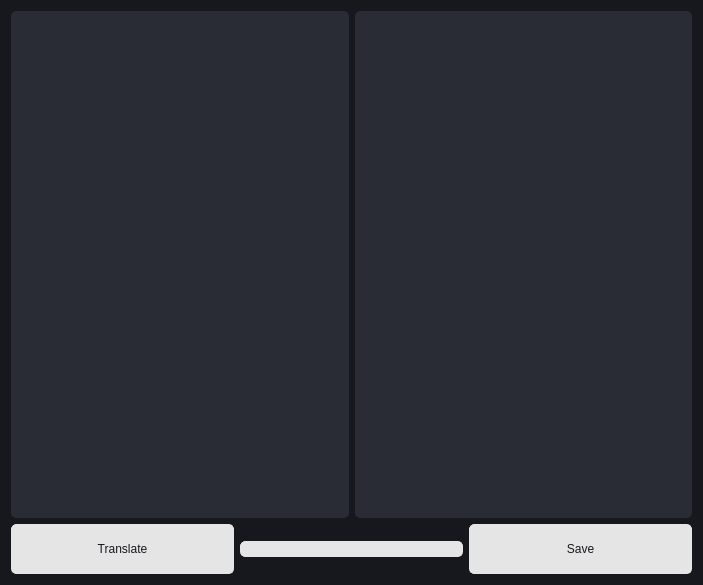
Old version of the form ui/translate_clipboard.ui in the repository MarwanMagdy0/EHelper.
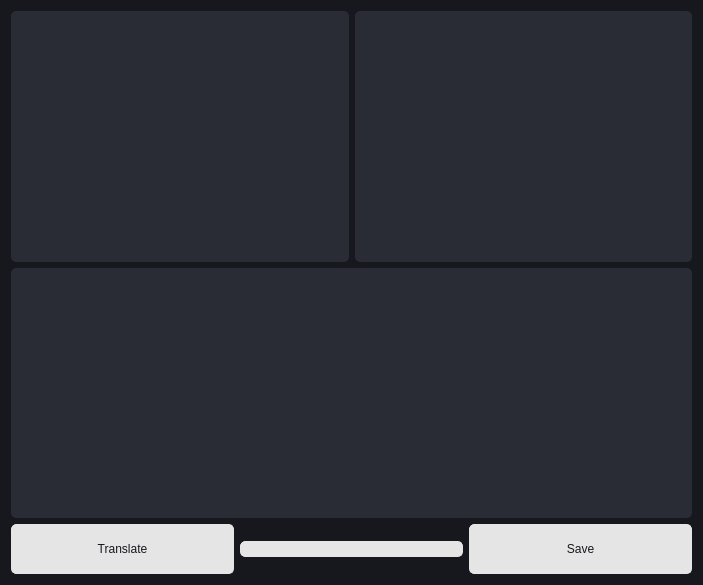
New version of the form. Icons and pictures are not drawn.

What changed in the file:
```diff
--- a/ui/translate_clipboard.ui
+++ b/ui/translate_clipboard.ui
@@ -99,6 +99,9 @@
      </item>
     </layout>
    </item>
+   <item>
+    <widget class="QTextEdit" name="textEdit"/>
+   </item>
    <item>
     <layout class="QHBoxLayout" name="horizontalLayout_2">
      <item>
```
